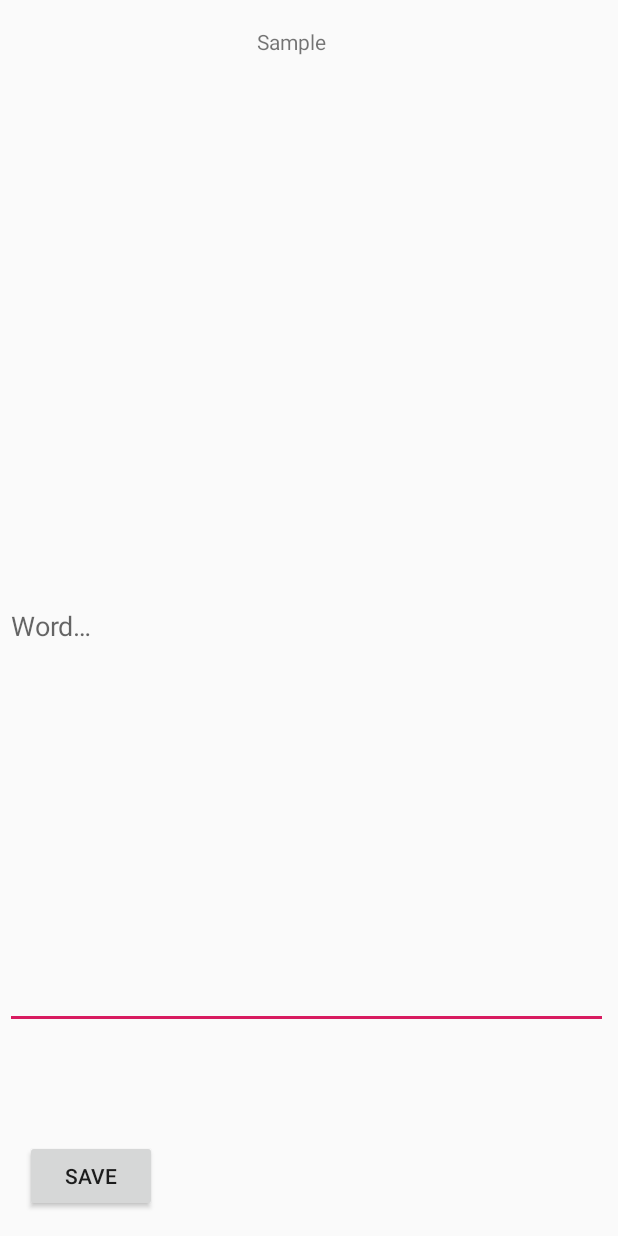
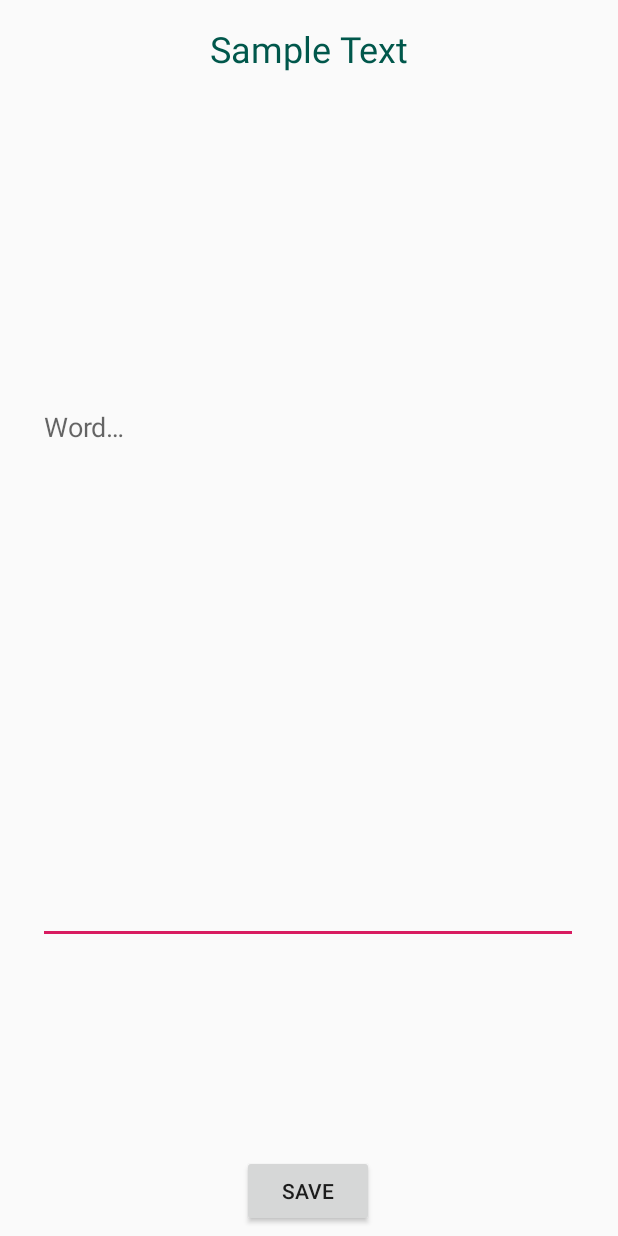
Before and after one commit to Lomank123/AndroidDiary, an Android app: the layout activity_clicked.xml on its own in the app's theme, with its tools: preview values and no code run, on a phone screen of 412 x 824 dp. Run offline under Robolectric (Android 15) with nearby library versions, the phone set to English and light mode, and no system bars.

```diff
--- a/app/src/main/java/com/example/project3/ClickedActivity.kt
+++ b/app/src/main/java/com/example/project3/ClickedActivity.kt
@@ -9,7 +9,8 @@ class ClickedActivity : AppCompatActivity() {
     override fun onCreate(savedInstanceState: Bundle?) {
         super.onCreate(savedInstanceState)
         setContentView(R.layout.activity_clicked)
-        textView1.text = "You have selected " + intent.getStringExtra("tag")
+        val st = intent.getStringExtra("tag")
+        textView1.text = "You have selected " + st
 
 
     }
--- a/app/src/main/java/com/example/project3/WordDao.kt
+++ b/app/src/main/java/com/example/project3/WordDao.kt
@@ -12,7 +12,7 @@ interface WordDao {
     @Query("SELECT * from word_table") // Выдает все записи в порядке их поступления в БД
     fun getWords(): LiveData<List<Word>>
 
-    @Insert(onConflict = OnConflictStrategy.IGNORE) // Добавить запись
+    @Insert(onConflict = OnConflictStrategy.IGNORE) // Добавить запись, onConflict - аргумент, отвечающий за одинаковые записи (IGNORE позволяет одинаковые записи)
     suspend fun insert(word: Word)
 
     @Query("DELETE FROM word_table") // Удалить ВСЕ записи
--- a/app/src/main/java/com/example/project3/WordListAdapter.kt
+++ b/app/src/main/java/com/example/project3/WordListAdapter.kt
@@ -24,9 +24,11 @@ class WordListAdapter internal constructor( // internal constructor means, that
     inner class WordViewHolder(itemView: View) : RecyclerView.ViewHolder(itemView) { // передаем сюда образец одного элемента списка
 
         private val wordItemView: TextView = itemView.findViewById(R.id.textView1)           // textView1 - вью из файла recyclerview_layout.xml
+        private val wordDescriptionView: TextView = itemView.findViewById(R.id.textView)
 
         fun bindView(word: Word, listener : (Word) -> Unit) {   // эта функция применяется для каждого члена RecyclerView т.к. вызывается в onBindViewHolder
             wordItemView.text = word.word                       // Устанавливаем соотв. слово из списка в TextView
+            wordDescriptionView.text = word.description
             itemView.setOnClickListener {                       // Устанавливаем обработчик нажатий
                 listener(word)                                  // возможно он применяет то, что описано в фигурных скобках в MainActivity
             }
--- a/app/src/main/res/layout/activity_clicked.xml
+++ b/app/src/main/res/layout/activity_clicked.xml
@@ -6,52 +6,48 @@
     android:layout_height="match_parent"
     tools:context=".ClickedActivity">
 
+    <EditText
+        android:id="@+id/editText1"
+        android:layout_width="360dp"
+        android:layout_height="367dp"
+        android:layout_marginTop="32dp"
+        android:autofillHints="text"
+        android:ems="10"
+        android:gravity="start|top"
+        android:hint="@string/hint_word"
+        android:inputType="textMultiLine"
+        app:layout_constraintBottom_toTopOf="@+id/button"
+        app:layout_constraintEnd_toEndOf="parent"
+        app:layout_constraintHorizontal_bias="0.485"
+        app:layout_constraintStart_toStartOf="parent"
+        app:layout_constraintTop_toBottomOf="@+id/textView1"
+        app:layout_constraintVertical_bias="0.564" />
+
     <TextView
         android:id="@+id/textView1"
-        android:layout_width="wrap_content"
+        android:layout_width="0dp"
         android:layout_height="wrap_content"
+        android:layout_marginTop="16dp"
+        android:gravity="center_horizontal"
         android:text="@string/sample"
-        app:layout_constraintBottom_toBottomOf="parent"
-        app:layout_constraintEnd_toEndOf="parent"
-        app:layout_constraintHorizontal_bias="0.469"
-        app:layout_constraintStart_toStartOf="parent"
-        app:layout_constraintTop_toTopOf="parent"
-        app:layout_constraintVertical_bias="0.022" />
-
-    <EditText
-        android:id="@+id/editText"
-        android:layout_width="402dp"
-        android:layout_height="537dp"
-        android:layout_marginStart="3dp"
-        android:layout_marginLeft="3dp"
-        android:layout_marginTop="27dp"
-        android:layout_marginEnd="2dp"
-        android:layout_marginRight="2dp"
-        android:layout_marginBottom="138dp"
-        android:autofillHints="@string/hint_word"
-        android:ems="10"
-        android:hint="@string/hint_word"
-        android:inputType="textPersonName"
-        app:layout_constraintBottom_toBottomOf="parent"
+        android:textAlignment="center"
+        android:textColor="@color/colorPrimaryDark"
+        android:textSize="24sp"
         app:layout_constraintEnd_toEndOf="parent"
         app:layout_constraintHorizontal_bias="0.0"
         app:layout_constraintStart_toStartOf="parent"
-        app:layout_constraintTop_toBottomOf="@+id/textView1"
-        app:layout_constraintVertical_bias="1.0" />
+        app:layout_constraintTop_toTopOf="parent" />
 
     <Button
         android:id="@+id/button"
         android:layout_width="wrap_content"
         android:layout_height="wrap_content"
-        android:layout_marginStart="16dp"
-        android:layout_marginLeft="16dp"
-        android:layout_marginTop="74dp"
-        android:layout_marginEnd="307dp"
-        android:layout_marginRight="307dp"
-        android:layout_marginBottom="16dp"
         android:text="@string/button_save"
         app:layout_constraintBottom_toBottomOf="parent"
         app:layout_constraintEnd_toEndOf="parent"
+        app:layout_constraintHorizontal_bias="0.498"
         app:layout_constraintStart_toStartOf="parent"
-        app:layout_constraintTop_toBottomOf="@+id/editText" />
+        app:layout_constraintTop_toTopOf="parent"
+        app:layout_constraintVertical_bias="0.992" />
+
 </androidx.constraintlayout.widget.ConstraintLayout>
--- a/app/src/main/res/layout/activity_main.xml
+++ b/app/src/main/res/layout/activity_main.xml
@@ -11,7 +11,7 @@
         android:layout_width="0dp"
         android:layout_height="0dp"
         android:alwaysDrawnWithCache="false"
-        android:background="@android:color/darker_gray"
+        android:background="@color/white"
         app:layout_constraintBottom_toBottomOf="parent"
         app:layout_constraintHorizontal_bias="0.0"
         app:layout_constraintLeft_toLeftOf="parent"
--- a/app/src/main/res/values/colors.xml
+++ b/app/src/main/res/values/colors.xml
@@ -4,4 +4,5 @@
     <color name="colorPrimaryDark">#00574B</color>
     <color name="colorAccent">#D81B60</color>
     <color name="buttonLabel">#d3d3d3</color>
+    <color name="white">#F8F8FF</color>
 </resources>
--- a/app/src/main/res/values/strings.xml
+++ b/app/src/main/res/values/strings.xml
@@ -3,6 +3,7 @@
     <string name="hint_word">Word…</string>
     <string name="button_save">Save</string>
     <string name="empty_not_saved">Word not saved because it is empty.</string>
-    <string name="canada">Canada</string>
-    <string name="sample">Sample</string>
+    <string name="image">Image Text</string>
+    <string name="sample">Sample Text</string>
+    <string name="description">Description…</string>
 </resources>
```
Also changed, not shown: app/src/main/java/com/example/project3/MainActivity.kt (+5 -4 lines), app/src/main/java/com/example/project3/NewWordActivity.kt (+11 -7 lines), app/src/main/java/com/example/project3/Word.kt (+13 -4 lines), app/src/main/java/com/example/project3/WordRoomDatabase.kt (+11 -2 lines), app/src/main/res/layout-v16/activity_new_word.xml (+12 -0 lines), app/src/main/res/layout/activity_new_word.xml (+12 -0 lines), app/src/main/res/layout/recyclerview_layout.xml (+23 -5 lines).
